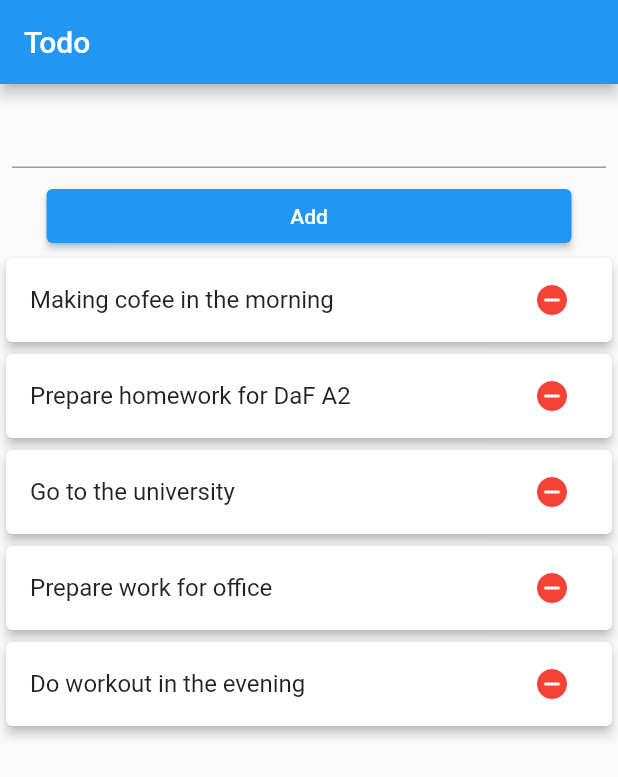
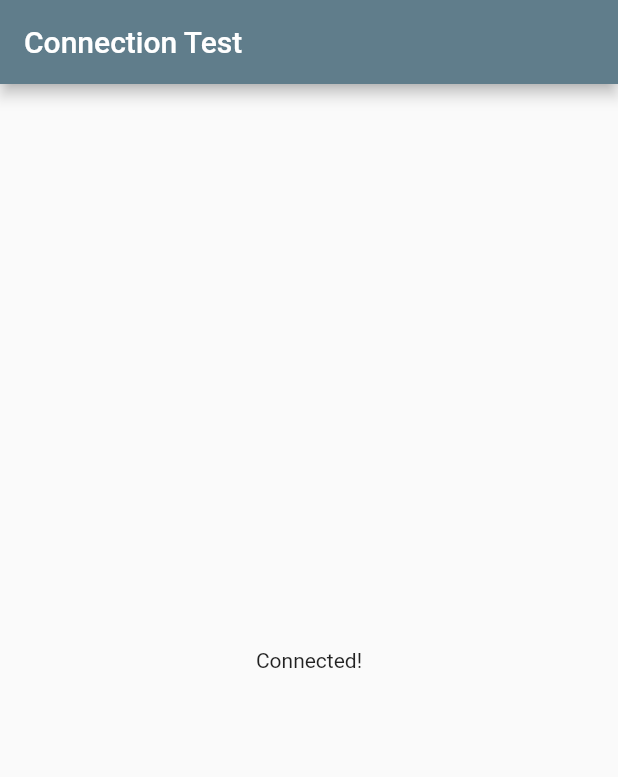
Before and after one commit to AvijitRoy12/daily_task_app, a Flutter app: the screen it shows after launch, on a phone screen of 412 x 824 dp. Shown: the top 777 px of the screen. Run offline on Flutter 3.47's test engine with Material 2 defaults, Android fonts, the phone set to English and light mode, and no system bars; our stand-ins replace bloc, connectivity_plus, flutter_bloc.

Commit message:
Internet connectivity checking feature added

```diff
--- /dev/null
+++ b/lib/bloc/internet_bloc.dart
@@ -0,0 +1,33 @@
+import 'dart:async';
+
+import 'package:connectivity_plus/connectivity_plus.dart';
+import 'package:daily_task_app/bloc/internet_event.dart';
+import 'package:daily_task_app/bloc/internet_state.dart';
+import 'package:flutter/material.dart';
+import 'package:flutter_bloc/flutter_bloc.dart';
+
+class InternetBloc extends Bloc<InternetEvent, InternetState> {
+  final Connectivity _connectivity = Connectivity();
+  StreamSubscription? connectivitySubscription;
+  InternetBloc() : super(InternetIntialState()) {
+    on<InternetLostEvent>((event, emit) => emit(InternetLostState()));
+
+    on<InternetGainedEvent>((event, emit) => emit(InternetGainedState()));
+
+    connectivitySubscription =
+        _connectivity.onConnectivityChanged.listen((result) {
+      if (result == ConnectivityResult.mobile ||
+          result == ConnectivityResult.wifi) {
+        add(InternetGainedEvent());
+      } else {
+        add(InternetLostEvent());
+      }
+    });
+  }
+
+  @override
+  Future<void> close() {
+    connectivitySubscription?.cancel();
+    return super.close();
+  }
+}
--- /dev/null
+++ b/lib/bloc/internet_event.dart
@@ -0,0 +1,5 @@
+abstract class InternetEvent {}
+
+class InternetLostEvent extends InternetEvent {}
+
+class InternetGainedEvent extends InternetEvent {}
--- /dev/null
+++ b/lib/bloc/internet_state.dart
@@ -0,0 +1,7 @@
+class InternetState {}
+
+class InternetIntialState extends InternetState{}
+
+class InternetLostState extends InternetState {}
+
+class InternetGainedState extends InternetState {}
--- a/lib/cubit/todo_cubit.dart
+++ b/lib/cubit/todo_cubit.dart
@@ -12,7 +12,6 @@ class Todo {
     'Do workout in the evening',
   ];
 }
-
 
 class TodoCubit extends Cubit<TodoInitial> {
   TodoCubit() : super(TodoInitial(todos: Todo.data));
--- a/lib/main.dart
+++ b/lib/main.dart
@@ -1,9 +1,10 @@
 import 'package:daily_task_app/cubit/todo_cubit.dart';
+import 'package:daily_task_app/screens/home_page.dart';
 import 'package:flutter/material.dart';
 import 'package:flutter_bloc/flutter_bloc.dart';
 
 void main() {
-  runApp(const MyApp());
+  runApp(const Home());
 }
 
 class MyApp extends StatelessWidget {
@@ -15,7 +16,7 @@ class MyApp extends StatelessWidget {
     return MaterialApp(
       title: 'Flutter Demo',
       theme: ThemeData(
-        primarySwatch: Colors.blue,
+        primarySwatch: Colors.blueGrey,
       ),
       home: BlocProvider(
         create: (context) => TodoCubit(),
@@ -37,7 +38,7 @@ class _MyHomePageState extends State<MyHomePage> {
   @override
   Widget build(BuildContext context) {
     return Scaffold(
-      appBar: AppBar(title: const Text('Todo')),
+      appBar: AppBar(title: const Text('Daily Task')),
       body: Column(
         children: [
           Padding(
@@ -63,7 +64,7 @@ class _MyHomePageState extends State<MyHomePage> {
               builder: (context, state) {
                 return ListView.builder(
                     itemCount: state.todos.length,
-                    itemBuilder: ((context, index) {
+                    itemBuilder: ((_, index) {
                       return Card(
                         elevation: 3,
                         child: ListTile(
--- /dev/null
+++ b/lib/screens/home_page.dart
@@ -0,0 +1,57 @@
+import 'package:daily_task_app/bloc/internet_bloc.dart';
+import 'package:daily_task_app/bloc/internet_state.dart';
+import 'package:flutter/material.dart';
+import 'package:flutter_bloc/flutter_bloc.dart';
+
+class Home extends StatelessWidget {
+  const Home({super.key});
+
+  @override
+  Widget build(BuildContext context) {
+    return BlocProvider(
+      create: (context) => InternetBloc(),
+      child: MaterialApp(
+        theme: ThemeData(
+          primarySwatch: Colors.blueGrey,
+        ),
+        home: HomePage(),
+      ),
+    );
+  }
+}
+
+class HomePage extends StatelessWidget {
+  const HomePage({super.key});
+
+  @override
+  Widget build(BuildContext context) {
+    return Scaffold(
+      appBar: AppBar(title: const Text('Connection Test')),
+      body: Center(
+          child: BlocConsumer<InternetBloc, InternetState>(
+        listener: (context, state) {
+          if (state is InternetGainedState) {
+            ScaffoldMessenger.of(context).showSnackBar(const SnackBar(
+              content: Text('Connected!'),
+              backgroundColor: Colors.green,
+            ));
+          } else if (state is InternetLostState) {
+            ScaffoldMessenger.of(context).showSnackBar(const SnackBar(
+              content: Text('No internet connection!'),
+              backgroundColor: Colors.red,
+            ));
+          }
+        },
+        builder: (context, state) {
+          if (state is InternetGainedState) {
+            return const Text('Connected!');
+          } else if (state is InternetLostState) {
+            return const Text('No internet connection!');
+          } else {
+            return const Text('Loading..');
+          }
+        },
+      )),
+    );
+  }
+}
--- a/pubspec.yaml
+++ b/pubspec.yaml
@@ -37,6 +37,7 @@ dependencies:
   # Use with the CupertinoIcons class for iOS style icons.
   cupertino_icons: ^1.0.2
   flutter_bloc: ^8.1.1
+  connectivity_plus: ^3.0.2
 
 dev_dependencies:
   flutter_test:
```
Also changed, not shown: pubspec.lock, 12 other files.
